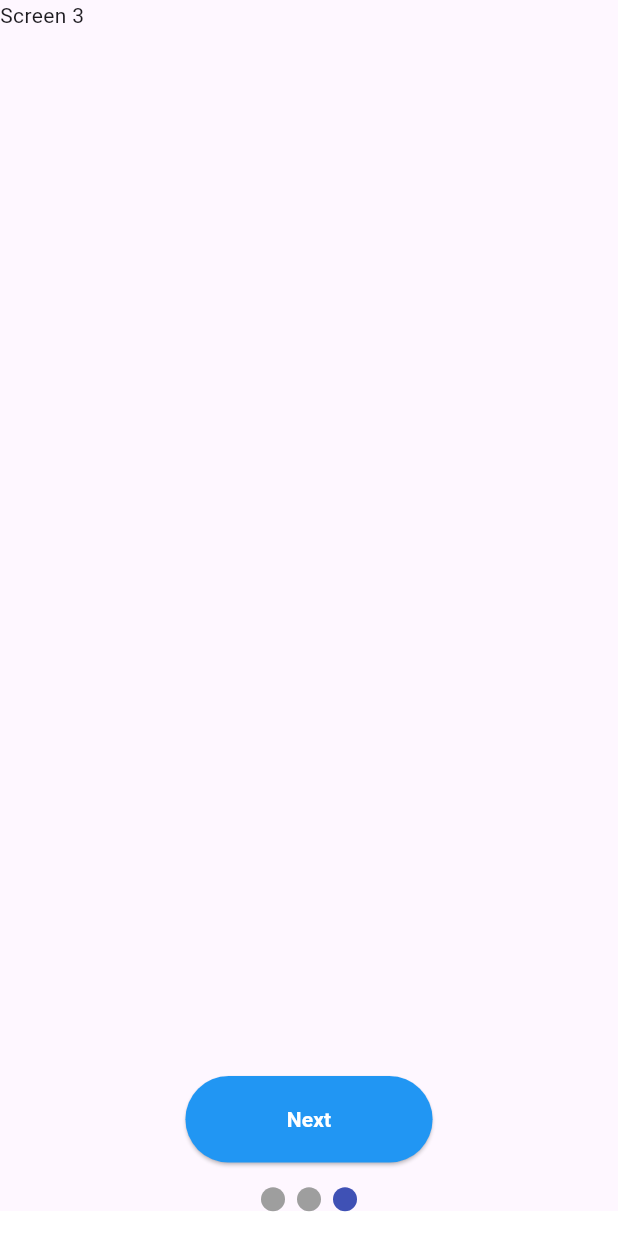
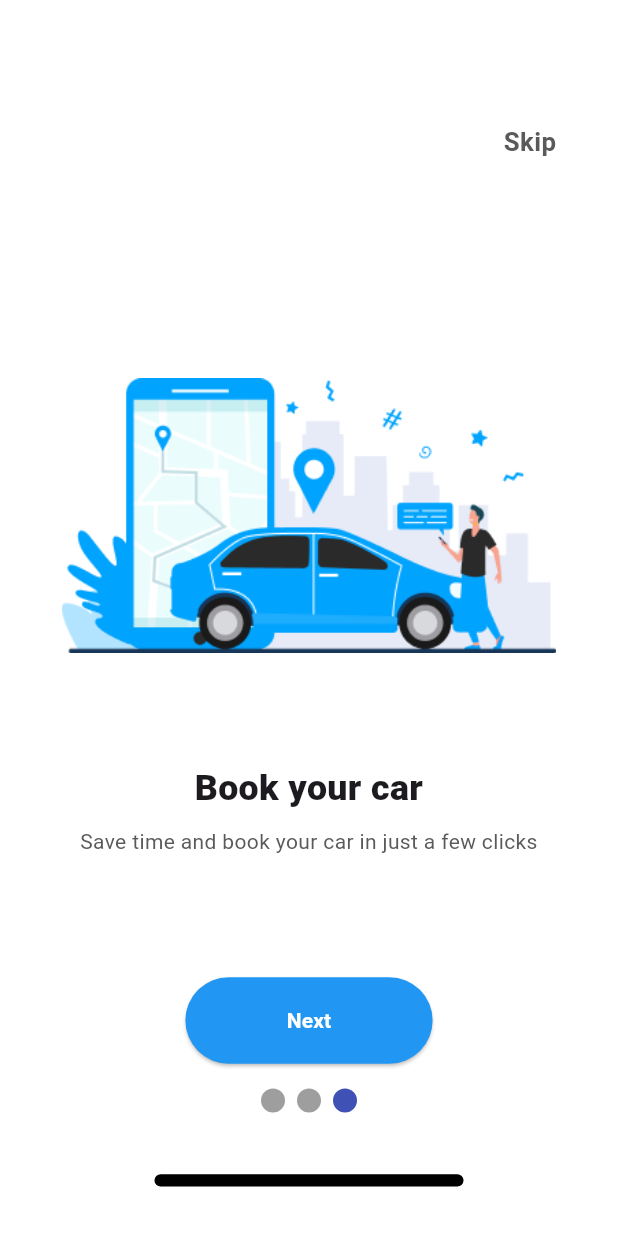
Before and after one commit to naumantariq323/Go_Amigo, a Flutter app: the OnboardingScreen screen opened directly, swiped to page 3, on a phone screen of 412 x 824 dp. Run offline on Flutter 3.47's test engine with Material 3 defaults, Android fonts, the phone set to English and light mode, and no system bars; drawn by our look-alikes of smooth_page_indicator; our stand-ins replace flutter_spinkit, sizer.

Commit message:
update commit

```diff
--- a/lib/constants/app_color.dart
+++ b/lib/constants/app_color.dart
@@ -5,4 +5,6 @@ class AppColor {
   static Color primarycolor = Colors.white;
 
   static Color grey = const Color(0xFF5A5A5A);
+
+  static Color black = Colors.black;
 }
--- a/lib/export.dart
+++ b/lib/export.dart
@@ -13,3 +13,5 @@ export 'package:go_amigo/constants/app_color.dart';
 export 'package:flutter_spinkit/flutter_spinkit.dart';
 
 export 'package:smooth_page_indicator/smooth_page_indicator.dart';
+
+export 'package:go_amigo/pages/onboarding_screen.dart';
--- a/lib/pages/onboarding_screen.dart
+++ b/lib/pages/onboarding_screen.dart
@@ -17,7 +17,7 @@ class _OnboardingScreenState extends State<OnboardingScreen> {
     return Scaffold(
         backgroundColor: AppColor.primarycolor,
         body: Padding(
-            padding: EdgeInsets.only(bottom: 2.h),
+            padding: EdgeInsets.only(bottom: 4.h),
             child: Stack(children: [
               PageView(
                 controller: _controller,
@@ -26,6 +26,25 @@ class _OnboardingScreenState extends State<OnboardingScreen> {
                   Screen2(),
                   Screen3(),
                 ],
+              ),
+              Align(
+                alignment: Alignment.topRight,
+                child: Padding(
+                  padding: EdgeInsets.only(top: 10.h, right: 5.h),
+                  child: InkWell(
+                    onTap: () {
+                      Navigator.pushReplacement(context,
+                          MaterialPageRoute(builder: (context) => Screen3()));
+                    },
+                    child: Text(
+                      'Skip',
+                      style: TextStyle(
+                          fontSize: 17.sp,
+                          fontWeight: FontWeight.bold,
+                          color: AppColor.grey),
+                    ),
+                  ),
+                ),
               ),
               Align(
                   alignment: Alignment(0, 0.75),
@@ -54,6 +73,16 @@ class _OnboardingScreenState extends State<OnboardingScreen> {
                           controller: _controller,
                           count: 3,
                         ),
+                        SizedBox(
+                          height: 5.h,
+                        ),
+                        Container(
+                          decoration: BoxDecoration(
+                              color: AppColor.black,
+                              borderRadius: BorderRadius.circular(2.h)),
+                          height: 1.h,
+                          width: 50.w,
+                        )
                       ]))
             ])));
   }
--- a/lib/pages/welcome.dart
+++ b/lib/pages/welcome.dart
@@ -1,5 +1,4 @@
 import 'package:go_amigo/export.dart';
-import 'package:go_amigo/pages/onboarding_screen.dart';
 
 class Welcome extends StatefulWidget {
   const Welcome({super.key});
@@ -41,6 +40,7 @@ class _WelcomeState extends State<Welcome> {
             Text(
               'Discover The World With Us\nYour Top Travel Companion',
               style: TextStyle(fontSize: 20.sp, fontWeight: FontWeight.w900),
+              textAlign: TextAlign.center,
             ),
             SizedBox(
               height: 1.h,
@@ -51,6 +51,7 @@ class _WelcomeState extends State<Welcome> {
                 fontSize: 15.sp,
                 color: AppColor.grey,
               ),
+              textAlign: TextAlign.center,
             ),
             SizedBox(
               height: 4.h,
@@ -74,7 +75,7 @@ class _WelcomeState extends State<Welcome> {
               ),
             ),
             SizedBox(
-              height: 1.h,
+              height: 2.h,
             ),
             ElevatedButton(
               onPressed: () {
--- a/lib/screens/onboardingscreens/screen3.dart
+++ b/lib/screens/onboardingscreens/screen3.dart
@@ -11,9 +11,35 @@ class _Screen3State extends State<Screen3> {
   @override
   Widget build(BuildContext context) {
     return Scaffold(
-      body: Column(
-        children: [Text('Screen 3')],
-      ),
-    );
+        backgroundColor: AppColor.primarycolor,
+        body: Padding(
+          padding: EdgeInsets.all(5.h),
+          child: Column(
+            mainAxisAlignment: MainAxisAlignment.center,
+            crossAxisAlignment: CrossAxisAlignment.center,
+            children: [
+              SizedBox(
+                height: 30.h,
+                child: Image.asset(ImageAssets.book_your_car),
+              ),
+              SizedBox(
+                height: 5.h,
+              ),
+              Text(
+                "Book your car",
+                style: TextStyle(fontWeight: FontWeight.w900, fontSize: 20.sp),
+                textAlign: TextAlign.center,
+              ),
+              SizedBox(height: 1.h),
+              Text(
+                'Save time and book your car in just a few clicks',
+                style: TextStyle(
+                  color: AppColor.grey,
+                ),
+                textAlign: TextAlign.center,
+              )
+            ],
+          ),
+        ));
   }
 }
```
Also changed, not shown: lib/screens/onboardingscreens/screen1.dart (+5 -2 lines), lib/screens/onboardingscreens/screen2.dart (+30 -7 lines).
